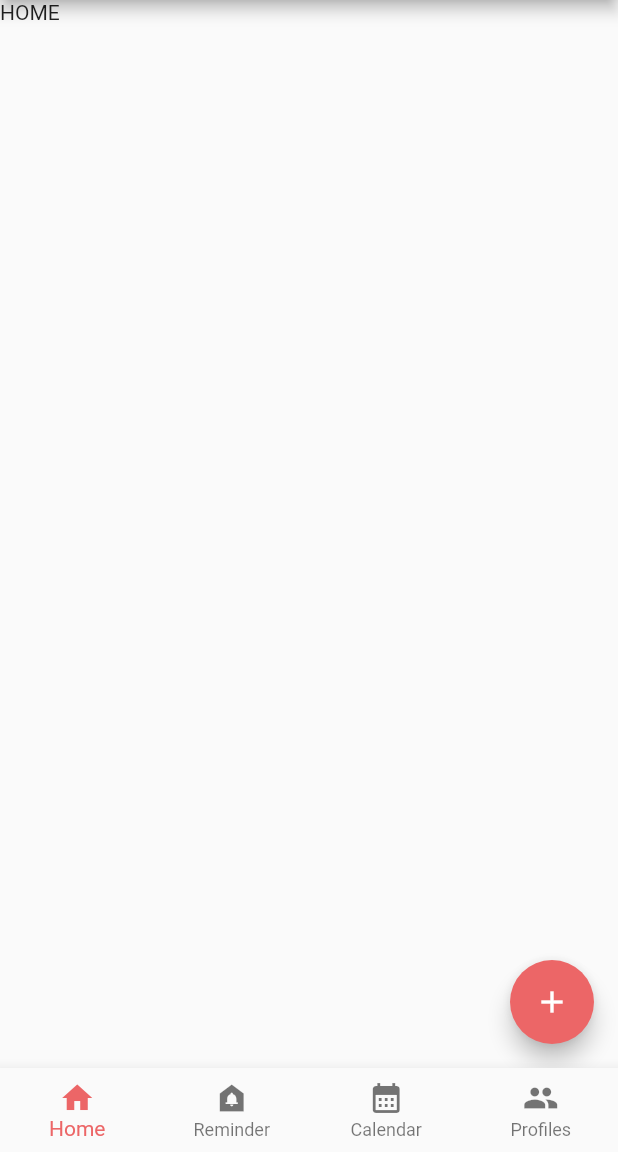
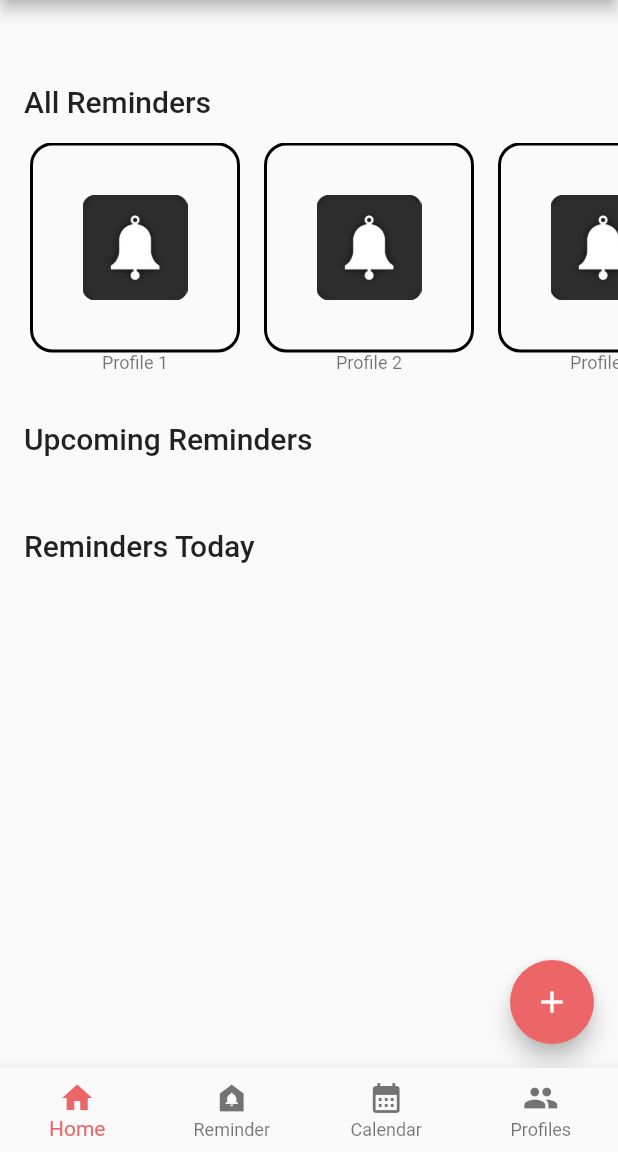
Before and after one commit to tobias-mack/tabmind, a Flutter app: the screen it shows after launch, on a phone screen of 412 x 824 dp, the part 84-1236 px from its top. Run offline on Flutter 3.47's test engine with Material 2 defaults, Android fonts, the phone set to English and light mode, and no system bars; our stand-ins replace flutter_riverpod, freezed_annotation.

Commit message:
HomePage: implemented basic profile-reminder ui

```diff
--- a/lib/pages/home/home_view.dart
+++ b/lib/pages/home/home_view.dart
@@ -2,19 +2,17 @@ import 'package:flutter/material.dart';
 import 'package:flutter_riverpod/flutter_riverpod.dart';
 
 import '../../common/providers.dart';
+import '../../ui-kit/reminder_tile.dart';
 import '../../util/AppColors.dart';
 import 'home_model.dart';
-
 
 class HomeView extends ConsumerWidget {
   const HomeView({Key? key}) : super(key: key);
 
-
-
   @override
   Widget build(BuildContext context, WidgetRef ref) {
     final HomeController controller =
-    ref.read(providers.homeControllerProvider.notifier);
+        ref.read(providers.homeControllerProvider.notifier);
     final HomeModel model = ref.watch(providers.homeControllerProvider);
 
     return Scaffold(
@@ -27,7 +25,105 @@ class HomeView extends ConsumerWidget {
         ),
         centerTitle: true,
       ),
-      body: const Text("HOME"),
+      body: Stack(
+        alignment: Alignment.topLeft,
+        children: [
+          Container(
+            width: MediaQuery.of(context).size.width,
+            height: MediaQuery.of(context).size.height * .6,
+            //decoration: const BoxDecoration(
+            // color: accentColor,
+            //),
+          ),
+          SingleChildScrollView(
+            physics: BouncingScrollPhysics(),
+            child: Container(
+              //decoration: BoxDecoration(
+              //  gradient: LinearGradient(
+              //    begin: Alignment.topCenter,
+              //    end: Alignment.bottomCenter,
+              //    colors: [
+              //      Colors.black.withOpacity(.1),
+              //      Colors.black.withOpacity(.9),
+              //      Colors.black.withOpacity(1),
+              //      Colors.black.withOpacity(1),
+              //      Colors.black.withOpacity(1),
+              //    ],
+              //  ),
+              //),
+              child: SafeArea(
+                child: Column(
+                  crossAxisAlignment: CrossAxisAlignment.start,
+                  mainAxisAlignment: MainAxisAlignment.start,
+                  children: [
+                    SizedBox(height: 40),
+                    Column(
+                      crossAxisAlignment: CrossAxisAlignment.start,
+                      children: [
+                        Padding(
+                          padding: const EdgeInsets.all(16.0),
+                          child: Text(
+                            "All Reminders",
+                            style: Theme.of(context).textTheme.headline6,
+                          ),
+                        ),
+                        SingleChildScrollView(
+                          scrollDirection: Axis.horizontal,
+                          physics: BouncingScrollPhysics(),
+                          padding: EdgeInsets.symmetric(
+                            horizontal: 20,
+                          ),
+                          child: Row(
+                            children: [
+                              ReminderTile(
+                                  image: AssetImage("assets/images/bell.PNG"),
+                                  profileName: "Profile 1"),
+                              SizedBox(width: 16),
+                              ReminderTile(
+                                  image: AssetImage("assets/images/bell.PNG"),
+                                  profileName: "Profile 2"),
+                              SizedBox(width: 16),
+                              ReminderTile(
+                                  image: AssetImage("assets/images/bell.PNG"),
+                                  profileName: "Profile 3"),
+                            ],
+                          ),
+                        )
+                      ],
+                    ),
+                    SizedBox(height: 16),
+                    Column(
+                      crossAxisAlignment: CrossAxisAlignment.start,
+                      children: [
+                        Padding(
+                          padding: const EdgeInsets.all(16.0),
+                          child: Text(
+                            "Upcoming Reminders",
+                            style: Theme.of(context).textTheme.headline6,
+                          ),
+                        ),
+                      ],
+                    ),
+                    SizedBox(height: 16),
+                    Column(
+                      crossAxisAlignment: CrossAxisAlignment.start,
+                      children: [
+                        Padding(
+                          padding: const EdgeInsets.all(16.0),
+                          child: Text(
+                            "Reminders Today",
+                            style: Theme.of(context).textTheme.headline6,
+                          ),
+                        ),
+                      ],
+                    ),
+                  ],
+                ),
+              ),
+            ),
+          )
+        ],
+      ),
       floatingActionButton: const FloatingActionButton(
         onPressed: null,
         tooltip: 'tooltip',
@@ -35,12 +131,9 @@ class HomeView extends ConsumerWidget {
         child: Icon(Icons.add),
       ),
     );
-
   }
 }
 
-
 abstract class HomeController extends StateNotifier<HomeModel> {
   HomeController(HomeModel state) : super(state);
-
 }
--- a/pubspec.yaml
+++ b/pubspec.yaml
@@ -69,7 +69,7 @@ flutter:
     - assets/tabmind-logos/Logo-Red-removedbg.png
     - assets/tabmind-logos/Logo-Pill-Black-removedbg.png
     - assets/tabmind-logos/Logo-Pill-Red-removedbg.png
-  #   - images/a_dot_ham.jpeg
+    - assets/images/bell.PNG
 
   # An image asset can refer to one or more resolution-specific "variants", see
   # https://flutter.dev/assets-and-images/#resolution-aware.
```
Also changed, not shown: assets/images/bell.PNG (added).
